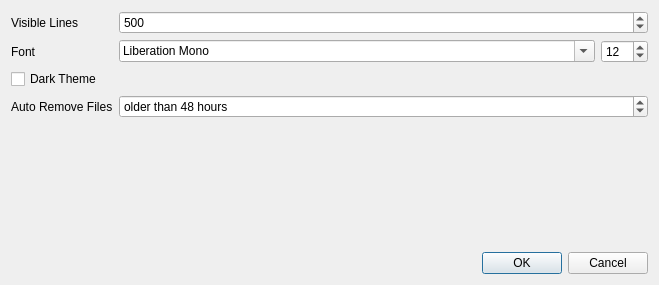
Above: qdevicemonitor/SettingsDialog.ui from alopatindev/qdevicemonitor before the change. Below: the same form after it.
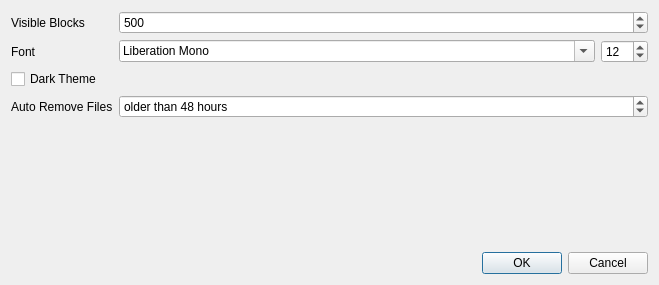
That is the form after the change.

Diff of the .ui file:
```diff
--- a/qdevicemonitor/SettingsDialog.ui
+++ b/qdevicemonitor/SettingsDialog.ui
@@ -20,7 +20,7 @@
    <item row="0" column="0">
     <widget class="QLabel" name="label">
      <property name="text">
-      <string>Visible Lines</string>
+      <string>Visible Blocks</string>
      </property>
     </widget>
    </item>
```
